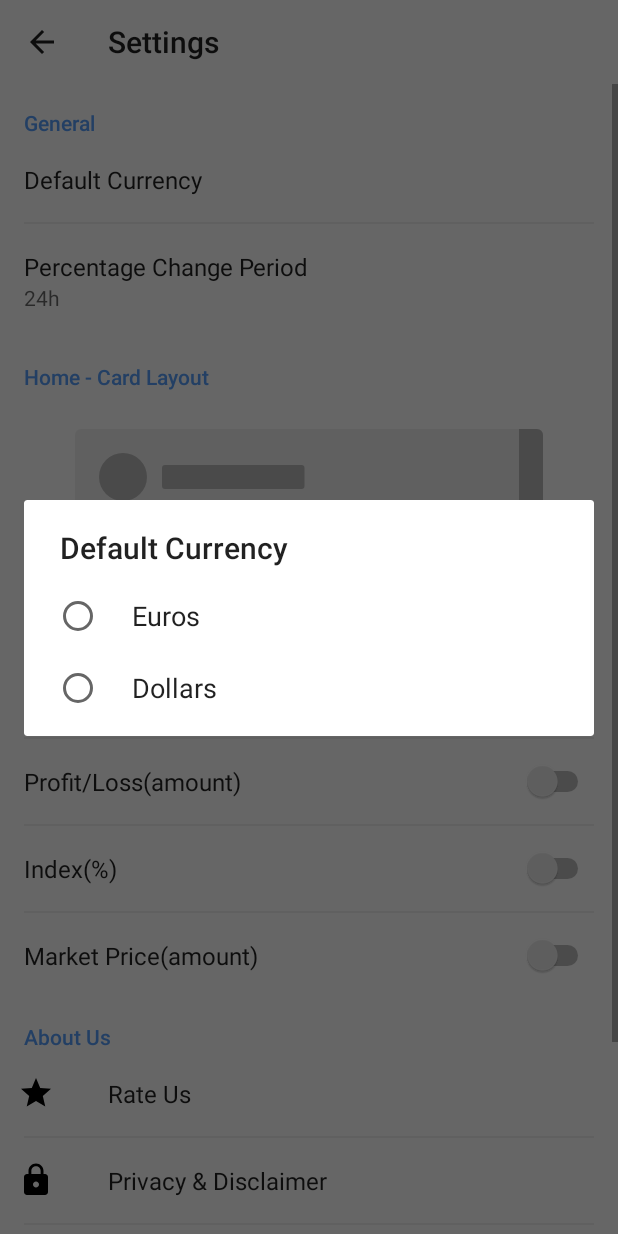
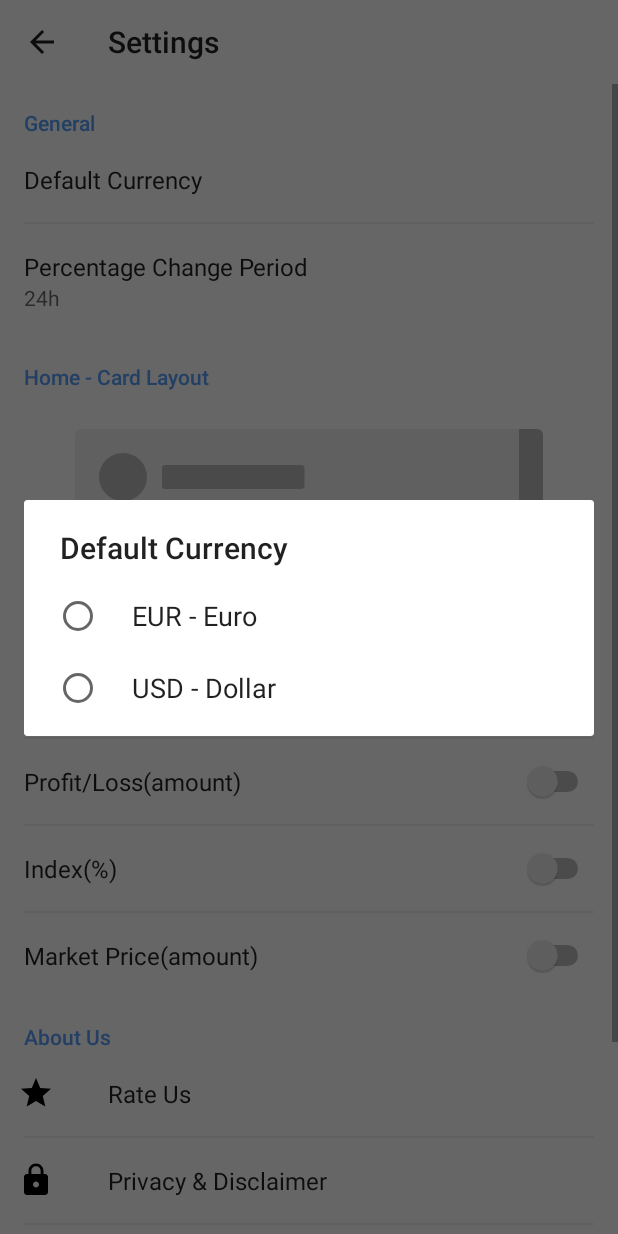
Before and after one commit to Asilvia/SoftCoin, an Android app: the SettingsActivity screen opened directly, with no data from a screen before it, after a tap on "Default Currency", on a phone screen of 412 x 824 dp. Run offline under Robolectric (Android 15) with nearby library versions, the phone set to English and light mode, and no system bars; 1 other tap on this screen came first.

Commit message:
put default values

```diff
--- a/app/src/main/res/values/strings.xml
+++ b/app/src/main/res/values/strings.xml
@@ -23,13 +23,14 @@
 
     <string name="pref_title_default_currency">Default Currency</string>
     <string-array name="pref_default_currency_titles">
-        <item>Euros</item>
-        <item>Dollars</item>
+        <item>EUR - Euro</item>
+        <item>USD - Dollar</item>
     </string-array>
     <string-array name="pref_default_currency_values">
         <item>EUR</item>
         <item>USD</item>
     </string-array>
+    <string name="default_coin">EUR</string>
 
     <string name="pref_title_percentage">Percentage Change Period</string>
     <string-array name="pref_percentage_titles">
```
